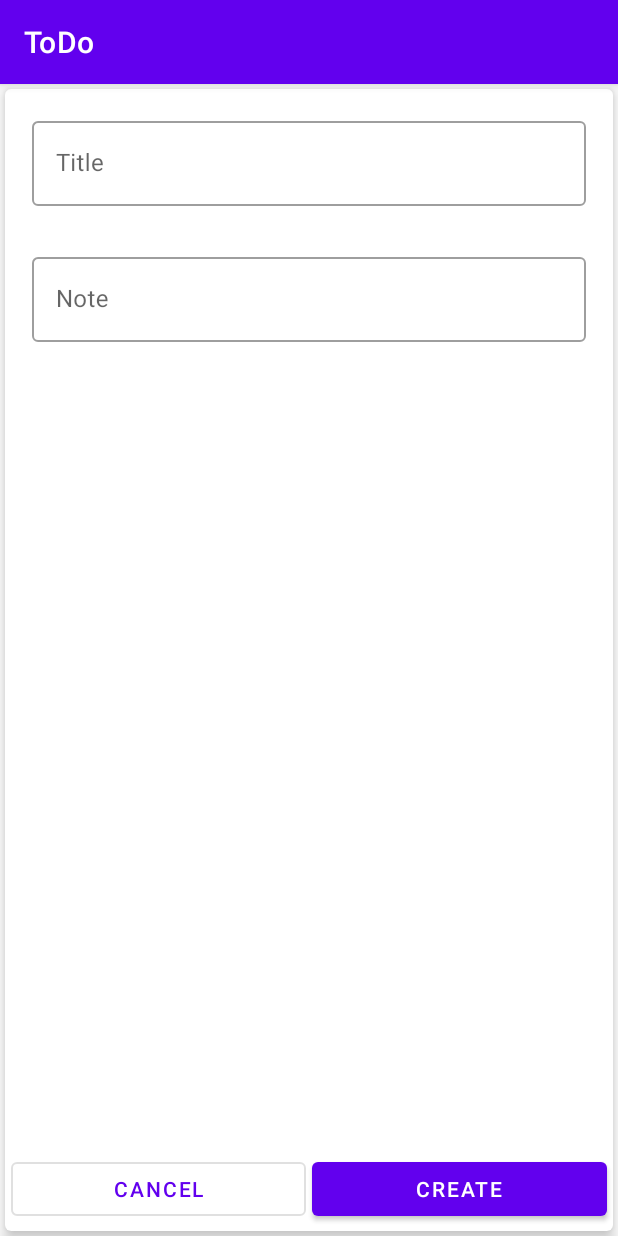
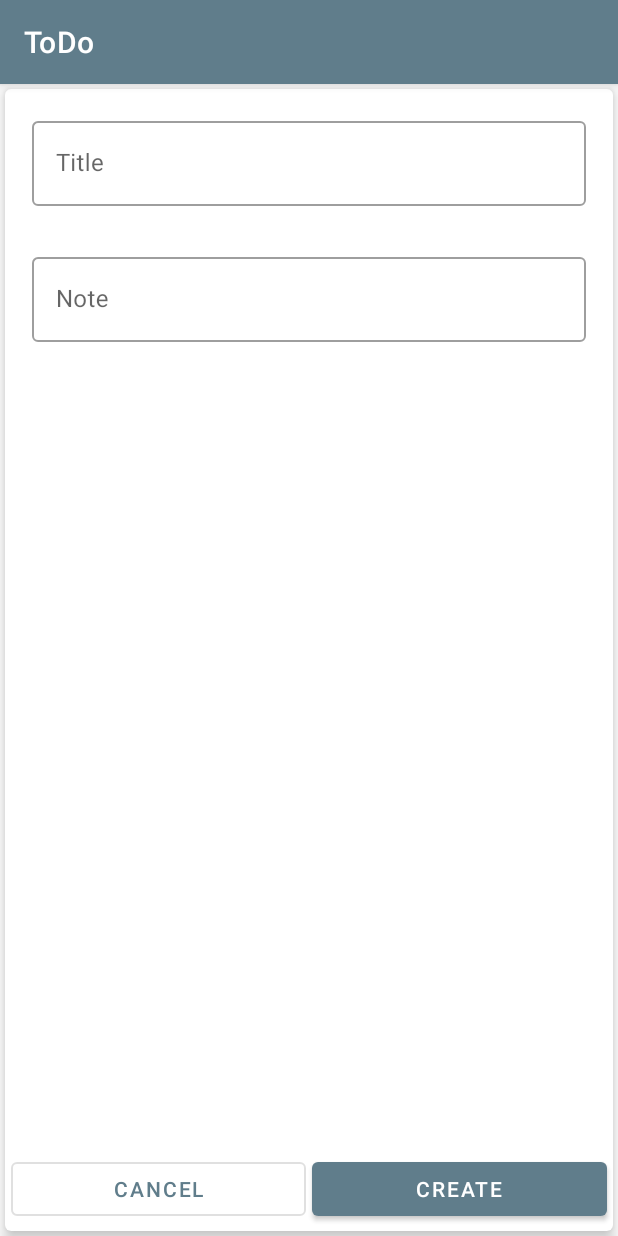
Before and after one commit to KaungMaw-Aung/todo, an Android app: the screen it shows after launch (MainActivity), after a tap on an icon or button, on a phone screen of 412 x 824 dp. Run offline under Robolectric (Android 15) with nearby library versions, the phone set to English and light mode, and no system bars; our stand-ins replace Firebase (no records; nobody signed in at launch, a user with empty details on screens opened directly).

Commit message:
- changed primary and accent colors

```diff
--- a/app/src/main/res/values-night/themes.xml
+++ b/app/src/main/res/values-night/themes.xml
@@ -2,8 +2,8 @@
     <!-- Base application theme. -->
     <style name="Theme.ToDo" parent="Theme.MaterialComponents.DayNight.DarkActionBar">
         <!-- Primary brand color. -->
-        <item name="colorPrimary">@color/purple_200</item>
-        <item name="colorPrimaryVariant">@color/purple_700</item>
+        <item name="colorPrimary">@color/gray</item>
+        <item name="colorPrimaryVariant">@color/dark_gray</item>
         <item name="colorOnPrimary">@color/black</item>
         <!-- Secondary brand color. -->
         <item name="colorSecondary">@color/teal_200</item>
--- a/app/src/main/res/values/colors.xml
+++ b/app/src/main/res/values/colors.xml
@@ -7,4 +7,7 @@
     <color name="teal_700">#FF018786</color>
     <color name="black">#FF000000</color>
     <color name="white">#FFFFFFFF</color>
+
+    <color name="gray">#607D8B</color>
+    <color name="dark_gray">#455A64</color>
 </resources>
--- a/app/src/main/res/values/themes.xml
+++ b/app/src/main/res/values/themes.xml
@@ -2,8 +2,8 @@
     <!-- Base application theme. -->
     <style name="Theme.ToDo" parent="Theme.MaterialComponents.DayNight.DarkActionBar">
         <!-- Primary brand color. -->
-        <item name="colorPrimary">@color/purple_500</item>
-        <item name="colorPrimaryVariant">@color/purple_700</item>
+        <item name="colorPrimary">@color/gray</item>
+        <item name="colorPrimaryVariant">@color/dark_gray</item>
         <item name="colorOnPrimary">@color/white</item>
         <!-- Secondary brand color. -->
         <item name="colorSecondary">@color/teal_200</item>
```
